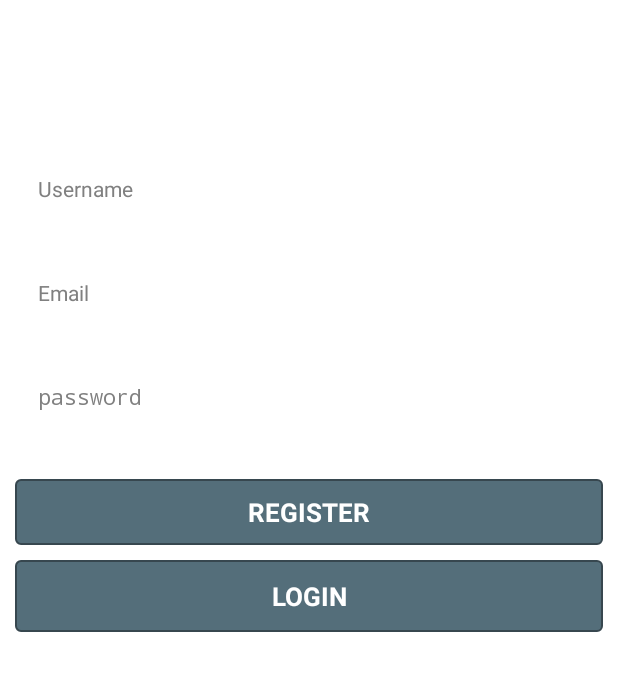
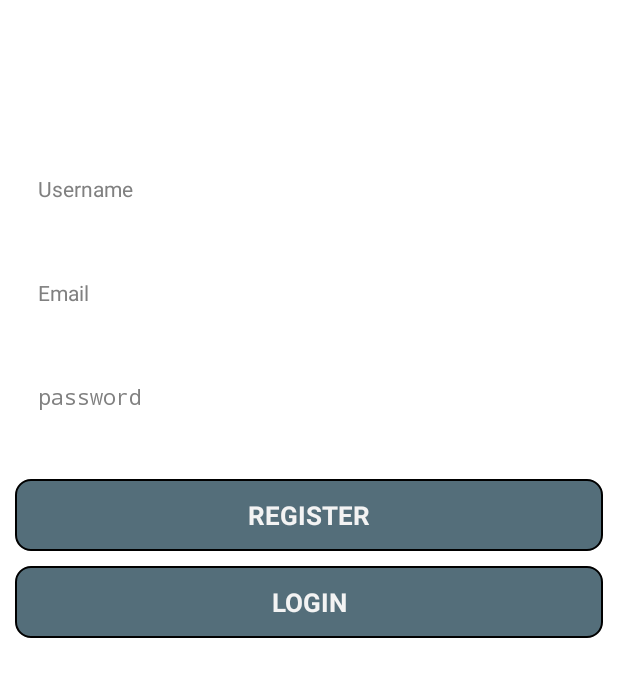
Before and after one commit to byteShaft/foodie, an Android app: the screen it shows after launch (RegisterActivity), on a phone screen of 412 x 824 dp, the part 260-957 px from its top. Run offline under Robolectric (Android 15) with nearby library versions, the phone set to English and light mode, and no system bars.

Commit message:
add button effect

```diff
--- a/app/src/main/java/com/byteshaft/foodie/activities/LoginActivity.java
+++ b/app/src/main/java/com/byteshaft/foodie/activities/LoginActivity.java
@@ -5,9 +5,9 @@ import android.content.Intent;
 import android.os.AsyncTask;
 import android.os.Bundle;
 import android.view.View;
+import android.widget.Button;
 import android.widget.EditText;
 import android.widget.ProgressBar;
-import android.widget.TextView;
 import android.widget.Toast;
 
 import com.byteshaft.foodie.R;
@@ -22,7 +22,7 @@ import java.io.IOException;
 
 public class LoginActivity extends Activity implements View.OnClickListener {
 
-    private TextView mLogin;
+    private Button mLogin;
     private EditText mEmail;
     private EditText mPassword;
     private String getEmail;
@@ -33,7 +33,7 @@ public class LoginActivity extends Activity implements View.OnClickListener {
     protected void onCreate(Bundle savedInstanceState) {
         super.onCreate(savedInstanceState);
         setContentView(R.layout.activity_login);
-        mLogin = (TextView) findViewById(R.id.login_button);
+        mLogin = (Button) findViewById(R.id.login_button);
         mProgressBar = (ProgressBar) findViewById(R.id.progress_bar);
         mLogin.setOnClickListener(this);
         mEmail = (EditText) findViewById(R.id.email_login);
--- a/app/src/main/java/com/byteshaft/foodie/activities/RegisterActivity.java
+++ b/app/src/main/java/com/byteshaft/foodie/activities/RegisterActivity.java
@@ -7,7 +7,6 @@ import android.os.Bundle;
 import android.view.View;
 import android.widget.Button;
 import android.widget.EditText;
-import android.widget.TextView;
 
 import com.byteshaft.foodie.R;
 import com.byteshaft.foodie.utils.Helpers;
@@ -18,8 +17,8 @@ public class RegisterActivity extends Activity implements View.OnClickListener {
     private EditText userNameEdittext;
     private EditText emailEditText;
     private EditText passwordEditText;
-    private TextView registerButton;
-    private TextView loginButton;
+    private Button registerButton;
+    private Button loginButton;
 
     @Override
     protected void onCreate(Bundle savedInstanceState) {
@@ -31,8 +30,8 @@ public class RegisterActivity extends Activity implements View.OnClickListener {
         userNameEdittext = (EditText) findViewById(R.id.username);
         emailEditText = (EditText) findViewById(R.id.email);
         passwordEditText = (EditText) findViewById(R.id.password);
-        registerButton = (TextView) findViewById(R.id.register);
-        loginButton = (TextView) findViewById(R.id.login);
+        registerButton = (Button) findViewById(R.id.register);
+        loginButton = (Button) findViewById(R.id.login);
         registerButton.setOnClickListener(this);
         loginButton.setOnClickListener(this);
     }
--- /dev/null
+++ b/app/src/main/res/drawable/button_effect.xml
@@ -0,0 +1,5 @@
+<?xml version="1.0" encoding="utf-8"?>
+<selector xmlns:android="http://schemas.android.com/apk/res/android">
+    <item android:drawable="@drawable/unselected" android:state_pressed="true" />
+    <item android:drawable="@drawable/selected" />
+</selector>
--- /dev/null
+++ b/app/src/main/res/drawable/selected.xml
@@ -0,0 +1,10 @@
+<shape xmlns:android="http://schemas.android.com/apk/res/android" android:shape="rectangle" android:padding="90dp">
+    <solid android:color="@color/colorPrimary"/>
+    <padding />
+    <stroke android:color="#000" android:width="1dp"/>
+    <corners
+        android:bottomRightRadius="10dp"
+        android:bottomLeftRadius="10dp"
+        android:topLeftRadius="10dp"
+        android:topRightRadius="10dp"/>
+</shape>
--- /dev/null
+++ b/app/src/main/res/drawable/unselected.xml
@@ -0,0 +1,10 @@
+<shape xmlns:android="http://schemas.android.com/apk/res/android" android:shape="rectangle" android:padding="90dp">
+    <solid android:color="@color/colorPrimaryDark"/>
+    <padding />
+    <stroke android:color="#000" android:width="1dp"/>
+    <corners
+        android:bottomRightRadius="10dp"
+        android:bottomLeftRadius="10dp"
+        android:topLeftRadius="10dp"
+        android:topRightRadius="10dp"/>
+</shape>
--- a/app/src/main/res/layout/activity_login.xml
+++ b/app/src/main/res/layout/activity_login.xml
@@ -68,7 +68,7 @@
             android:drawableStart="@drawable/password"
             android:drawablePadding="9dp"/>
 
-        <TextView
+        <Button
             android:id="@+id/login_button"
             android:layout_width="match_parent"
             android:layout_height="wrap_content"
@@ -77,13 +77,11 @@
             android:gravity="center"
             android:layout_marginStart="10dp"
             android:layout_marginEnd="10dp"
-            android:textColor="@android:color/white"
             android:textAllCaps="true"
             android:textStyle="bold"
             android:textSize="17sp"
             android:text="Login"
-            android:clickable="true"
-            android:background="@drawable/btn_bg"/>
+            android:background="@drawable/button_effect" />
 
         <ProgressBar
             android:layout_width="50dp"
--- a/app/src/main/res/layout/activity_register.xml
+++ b/app/src/main/res/layout/activity_register.xml
@@ -37,6 +37,7 @@
             android:layout_marginStart="10dp"
             android:layout_marginEnd="10dp"
             android:padding="15dp"
+            android:textCursorDrawable="@null"
             android:hint="Username"
             android:singleLine="true"
             android:textColor="@color/gray_800"
@@ -52,6 +53,7 @@
             android:layout_marginStart="10dp"
             android:layout_marginEnd="10dp"
             android:padding="15dp"
+            android:textCursorDrawable="@null"
             android:hint="Email"
             android:singleLine="true"
             android:textColor="@color/gray_800"
@@ -68,27 +70,27 @@
             android:layout_marginEnd="10dp"
             android:padding="15dp"
             android:hint="password"
+            android:textCursorDrawable="@null"
             android:textColor="@color/gray_800"
             android:textSize="14sp"
             android:singleLine="true"
             android:inputType="textPassword"
             android:drawablePadding="9dp"/>
 
-        <TextView
+        <Button
             android:id="@+id/register"
             android:layout_width="match_parent"
             android:layout_height="wrap_content"
             android:layout_marginTop="30dp"
             android:padding="10dp"
+            android:background="@drawable/button_effect"
             android:gravity="center"
             android:layout_marginStart="10dp"
             android:layout_marginEnd="10dp"
-            android:textColor="@android:color/white"
             android:textAllCaps="true"
             android:textStyle="bold"
             android:textSize="17sp"
-            android:text="Register"
-            android:background="@drawable/btn_bg"/>
+            android:text="Register" />
 
         <Button
             android:id="@+id/login"
@@ -97,14 +99,13 @@
             android:layout_marginTop="10dp"
             android:padding="10dp"
             android:gravity="center"
+            android:background="@drawable/button_effect"
             android:layout_marginStart="10dp"
             android:layout_marginEnd="10dp"
-            android:textColor="@android:color/white"
             android:textAllCaps="true"
             android:textStyle="bold"
             android:textSize="17sp"
-            android:text="Login"
-            android:background="@drawable/btn_bg"/>
+            android:text="Login" />
 
     </LinearLayout>
 
--- a/app/src/main/res/layout/fragment_image.xml
+++ b/app/src/main/res/layout/fragment_image.xml
@@ -19,4 +19,5 @@
         android:visibility="gone"
         android:layout_centerVertical="true"
         android:layout_centerHorizontal="true" />
+
 </RelativeLayout>
--- a/app/src/main/res/values/colors.xml
+++ b/app/src/main/res/values/colors.xml
@@ -5,4 +5,5 @@
     <color name="colorAccent">#B0BEC5</color>
     <color name="gray_800">#424242</color>
     <color name="gray_200">#EEEEEE</color>
+
 </resources>
```
